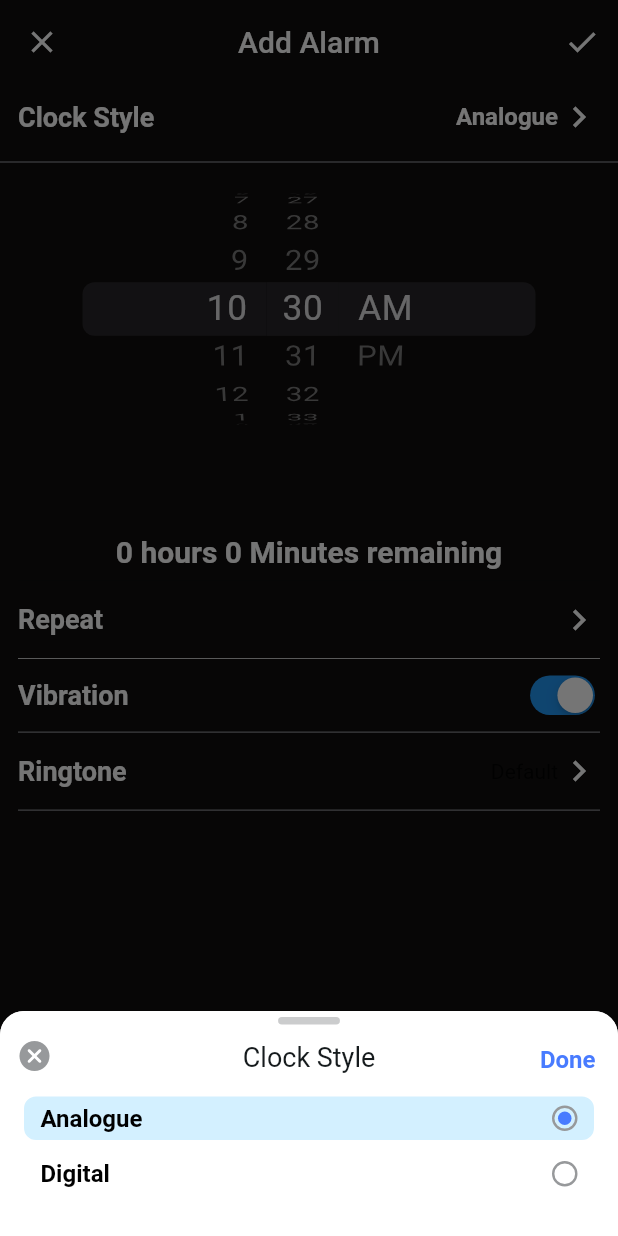
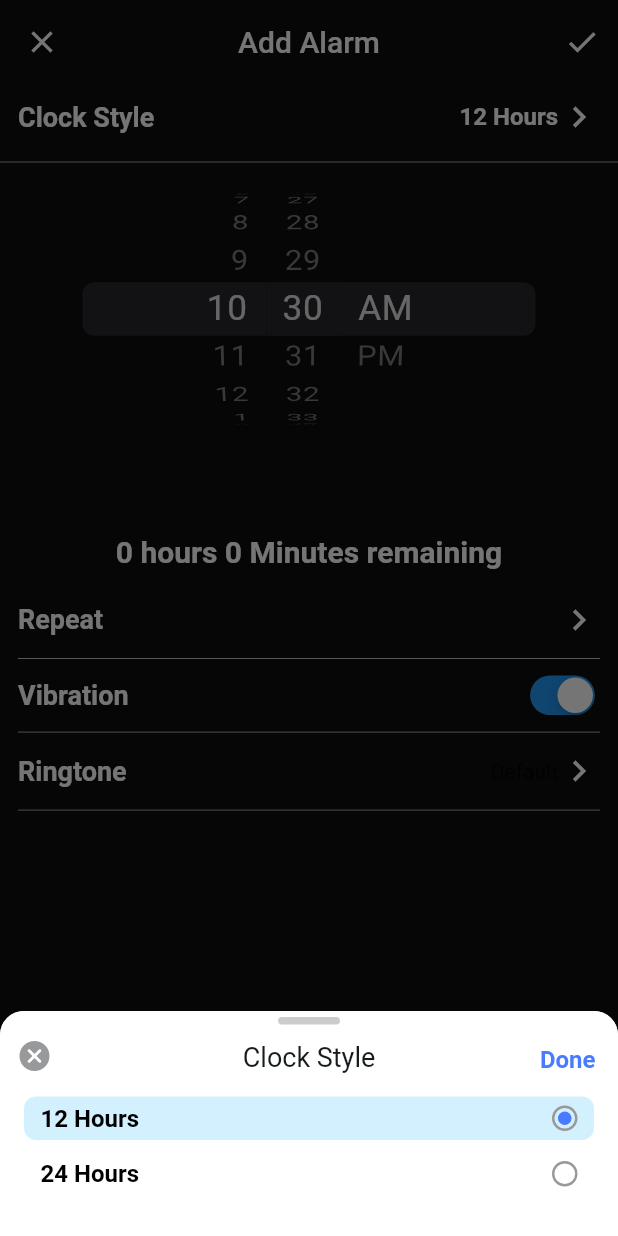
Before and after one commit to wahidmurad1/Alarm-App, a Flutter app: the AlarmDetailsPage screen opened directly, after a tap on "Clock Style", on a phone screen of 412 x 824 dp. Run offline on Flutter 3.47's test engine with Material 2 defaults, Android fonts, the phone set to English and light mode, and no system bars; our stand-ins replace file_picker, flutter_local_notifications, flutter_riverpod, flutter_slidable, shared_preferences; missing offline and left inert: alarm; accounts and stored records are empty.

Commit message:
issue fix

```diff
--- a/lib/alarm_change_notifier.dart
+++ b/lib/alarm_change_notifier.dart
@@ -24,7 +24,7 @@ class AlarmChangeNotifier extends ChangeNotifier {
 
   final List<String> repeatType = ['Ring once', 'Everyday', 'Sunday-Thusday', 'Custom'];
   final List<String> customDays = ['Saturday', 'Sunday', 'Monday', 'Tuesday', 'Wednusday', 'Thusday', 'Friday'];
-  final List<String> clockStyle = ['Analogue', 'Digital'];
+  final List<String> clockStyle = ['12 Hours', '24 Hours'];
 
   String getDifference(DateTime alarmTime) {
     if (alarmTime.isBefore(DateTime.now())) {
@@ -44,15 +44,15 @@ class AlarmChangeNotifier extends ChangeNotifier {
   final customDaysActionProvider = StateProvider.family<String, int>((ref, index) => '');
   final alarmActionSelect = StateProvider<String>((ref) => '');
   final tempAlarmActionSelect = StateProvider<String>((ref) => '');
-  final tempClockStyleState = StateProvider<String>((ref) => 'Analogue');
-  final clockStyleState = StateProvider<String>((ref) => 'Analogue');
+  final tempClockStyleState = StateProvider<String>((ref) => '12 Hours');
+  final clockStyleState = StateProvider<String>((ref) => '12 Hours');
   String pickedTime = '';
   String repeatTypeValue = '';
   bool vibrationSwitchState = true;
   final ringtoneName = StateProvider<String>((ref) => '');
   String ringtoneNameValue = '';
   bool switchStateValue = true;
-  String clockStyleValue = 'Analogue';
+  String clockStyleValue = '12 Hours';
   DateTime selectedDateTime = DateTime.now();
   BuildContext? context;
 
@@ -61,7 +61,7 @@ class AlarmChangeNotifier extends ChangeNotifier {
     if (selectedDateTime.isBefore(DateTime.now())) {
       selectedDateTime = selectedDateTime.add(const Duration(days: 1));
     }
-    if (clockStyleValue == 'Analogue') {
+    if (clockStyleValue == '12 Hours') {
       pickedTime = DateFormat('HH:mm a').format(time);
     } else {
       pickedTime = DateFormat('HH:mm').format(time);
--- a/lib/views/alarm_details_page.dart
+++ b/lib/views/alarm_details_page.dart
@@ -7,6 +7,7 @@ import 'package:file_picker/file_picker.dart';
 import 'package:flutter/cupertino.dart';
 import 'package:flutter/material.dart';
 import 'package:flutter_riverpod/flutter_riverpod.dart';
+import 'package:intl/intl.dart';
 
 class AlarmDetailsPage extends ConsumerWidget {
   const AlarmDetailsPage({
@@ -17,7 +18,11 @@ class AlarmDetailsPage extends ConsumerWidget {
   @override
   Widget build(BuildContext context, WidgetRef ref) {
     final alarmChangeNotifier = ref.watch(alarmChangeNotifierProvider);
-    // alarmChangeNotifier.pickedTime = DateFormat('hh:mm a').format(ref.watch(alarmChangeNotifier.pickedTimeProvider));
+    if (alarmChangeNotifier.clockStyleValue == '12 Hours') {
+      alarmChangeNotifier.pickedTime = DateFormat('hh:mm a').format(ref.watch(alarmChangeNotifier.pickedTimeProvider));
+    } else {
+      alarmChangeNotifier.pickedTime = DateFormat('hh:mm').format(ref.watch(alarmChangeNotifier.pickedTimeProvider));
+    }
     return Scaffold(
       backgroundColor: cBackgroundColor,
       appBar: AppBar(
@@ -108,7 +113,7 @@ class AlarmDetailsPage extends ConsumerWidget {
                   backgroundColor: cBackgroundColor,
                   initialDateTime: DateTime.now(),
                   mode: CupertinoDatePickerMode.time,
-                  use24hFormat: ref.watch(alarmChangeNotifier.clockStyleState) == 'Analogue' ? false : true,
+                  use24hFormat: ref.watch(alarmChangeNotifier.clockStyleState) == '12 Hours' ? false : true,
                   onDateTimeChanged: (value) {
                     ref.read(alarmChangeNotifier.pickedTimeProvider.notifier).state = value;
                     alarmChangeNotifier.pickTime(value);
```
